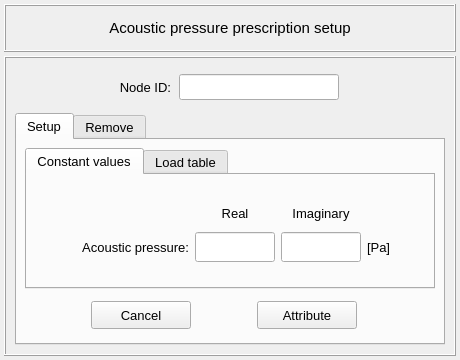
Old version of the form pulse/interface/data/ui_files/model/setup/acoustic/acoustic_pressure_input.ui in the repository open-pulse/OpenPulse.
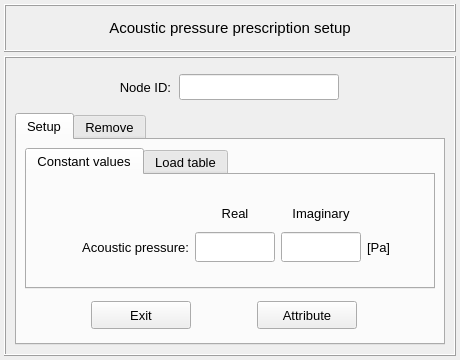
New version of the form.

Commit message: Replace the button text "Cancel" by "Exit"

Patch:
```diff
--- a/pulse/interface/data/ui_files/model/setup/acoustic/acoustic_pressure_input.ui
+++ b/pulse/interface/data/ui_files/model/setup/acoustic/acoustic_pressure_input.ui
@@ -920,7 +920,7 @@
                 <string notr="true"/>
                </property>
                <property name="text">
-                <string>Cancel</string>
+                <string>Exit</string>
                </property>
                <property name="autoDefault">
                 <bool>false</bool>
```
Left out of the diff: 4 changed lines with no effect on the pictures. The commit also changes 75 other files.
